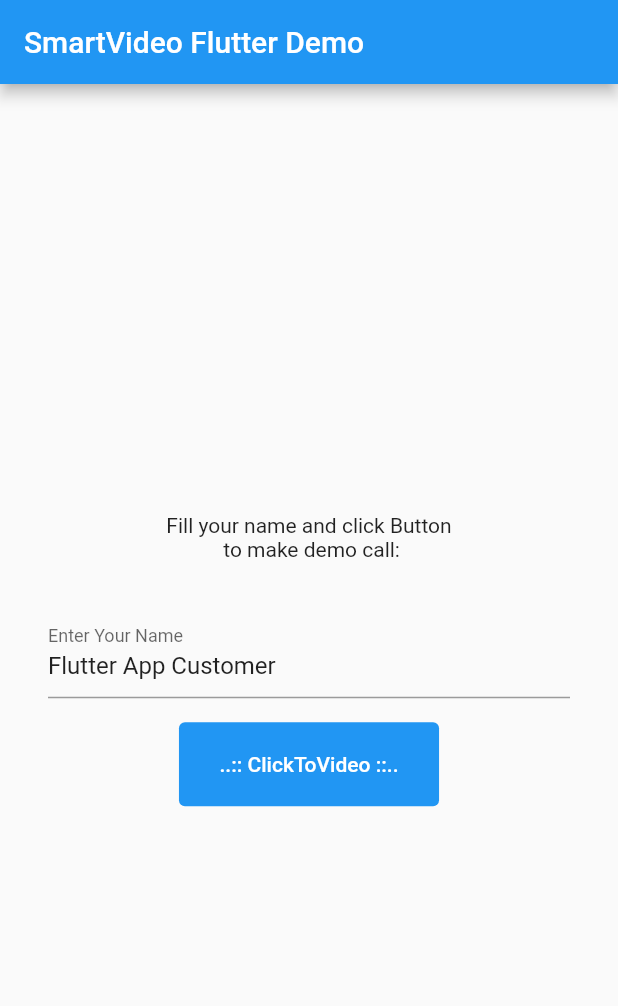
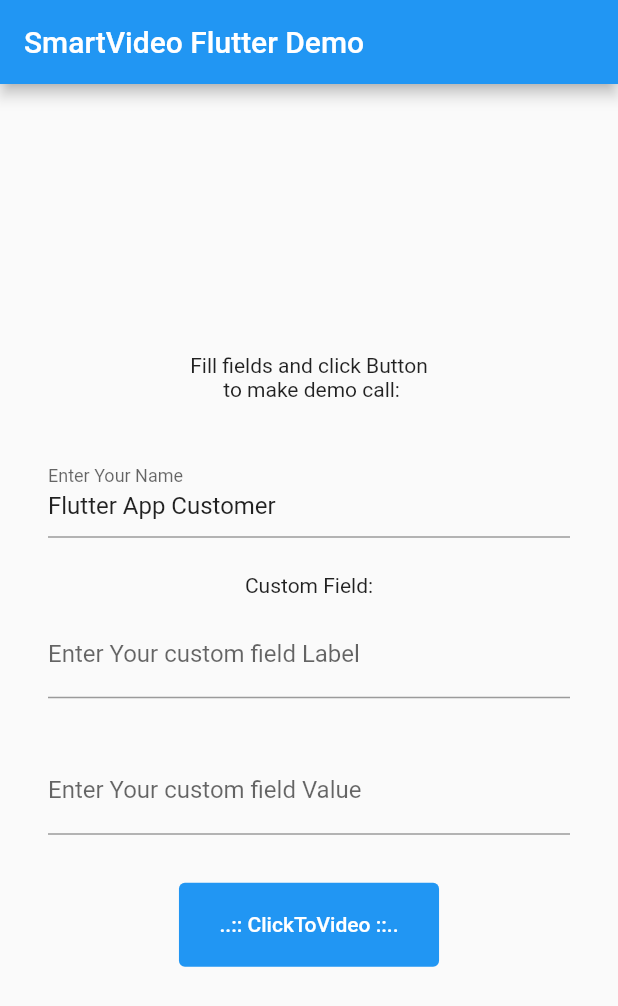
Before and after one commit to VideoEngager/flutter-demo, a Flutter app: the screen it shows after launch, on a phone screen of 412 x 824 dp. Shown: the top 1006 px of the screen. Run offline on Flutter 3.47's test engine with Material 2 defaults, Android fonts, the phone set to English and light mode, and no system bars.

Commit message:
Added custom fields example

```diff
--- a/lib/main.dart
+++ b/lib/main.dart
@@ -1,3 +1,4 @@
+import 'dart:convert';
 import 'dart:developer';
 
 import 'package:flutter/material.dart';
@@ -52,12 +53,30 @@ class MyHomePage extends StatefulWidget {
 
 class _MyHomePageState extends State<MyHomePage> {
   final nameBoxController =  TextEditingController(text: 'Flutter App Customer');
+  final customLabelController =  TextEditingController();
+  final customFieldController =  TextEditingController();
   static const platform = MethodChannel('videoengager.smartvideo.channel');
 
 
   void clickToVideo(){
-    platform.invokeMethod('ClickToVideo',nameBoxController.text);
+    if(customLabelController.text.isNotEmpty && customFieldController.text.isNotEmpty){
+      clickToVideoWithCustomFields();
+    }else {
+      platform.invokeMethod('ClickToVideo', nameBoxController.text);
+      log(nameBoxController.text);
+    }
+  }
+
+  void clickToVideoWithCustomFields(){
+    final Map<String, String> customFields = {
+      "name": nameBoxController.text,
+      "customField1Label" : customLabelController.text,
+      "customField1": customFieldController.text,
+    };
+    platform.invokeMethod('ClickToVideoWithCustomFields',jsonEncode(customFields));
     log(nameBoxController.text);
+    log(customLabelController.text);
+    log(customFieldController.text);
   }
 
   Future<void> veHandler(MethodCall call) async {
@@ -143,7 +162,7 @@ class _MyHomePageState extends State<MyHomePage> {
           children: <Widget>[
 
             const Text(
-              'Fill your name and click Button \n to make demo call:',
+              'Fill fields and click Button \n to make demo call:',
               textAlign: TextAlign.center,
             ),
             Padding(
@@ -154,6 +173,33 @@ class _MyHomePageState extends State<MyHomePage> {
                     hintText: 'Enter Your Name',
                 ),
                 controller: nameBoxController,
+              ),
+            ),
+            Padding(
+              padding: const EdgeInsets.fromLTRB(0, 8, 0, 0),
+              child: Text(
+                'Custom Field:',
+                textAlign: TextAlign.center,
+              ),
+            ),
+            Padding(
+              padding: const EdgeInsets.fromLTRB(32, 8, 32, 16),
+              child: TextField(
+                decoration: const InputDecoration(
+                  labelText: 'Enter Your custom field Label',
+                  hintText: 'Enter Your custom field Label',
+                ),
+                controller: customLabelController,
+              ),
+            ),
+            Padding(
+              padding: const EdgeInsets.fromLTRB(32, 16, 32, 32),
+              child: TextField(
+                decoration: const InputDecoration(
+                  labelText: 'Enter Your custom field Value',
+                  hintText: 'Enter Your custom field Value',
+                ),
+                controller: customFieldController,
               ),
             ),
             TextButton(
```
Also changed, not shown: 2 other files.
